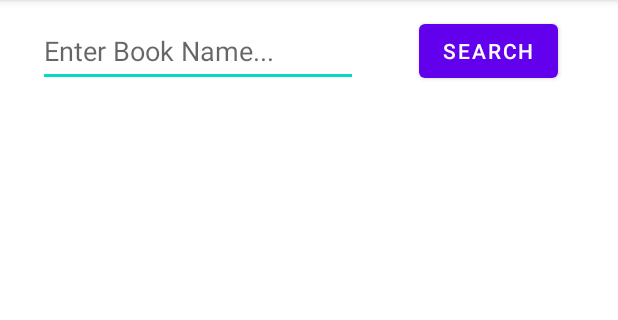
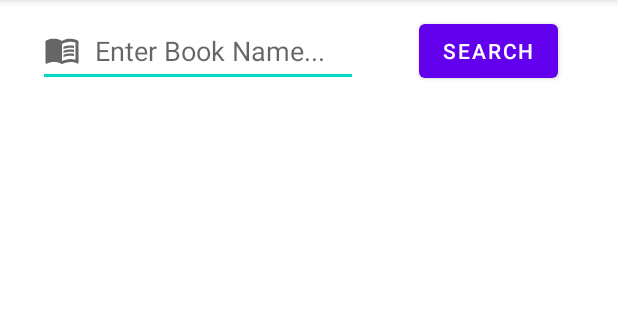
Before and after one commit to mrescorcia/NationalLibrary_Android, an Android app: the screen it shows after launch (MainActivity), on a phone screen of 412 x 824 dp, the part 84-404 px from its top. Run offline under Robolectric (Android 15) with nearby library versions, the phone set to English and light mode, and no system bars; our stand-ins replace Volley.

Commit message:
push final presentation

```diff
--- /dev/null
+++ b/app/src/main/res/drawable/ic_baseline.xml
@@ -0,0 +1,19 @@
+<vector xmlns:android="http://schemas.android.com/apk/res/android"
+    android:width="24dp"
+    android:height="24dp"
+    android:viewportWidth="24"
+    android:viewportHeight="24"
+    android:tint="?attr/colorControlNormal">
+  <path
+      android:fillColor="@android:color/white"
+      android:pathData="M21,5c-1.11,-0.35 -2.33,-0.5 -3.5,-0.5c-1.95,0 -4.05,0.4 -5.5,1.5c-1.45,-1.1 -3.55,-1.5 -5.5,-1.5S2.45,4.9 1,6v14.65c0,0.25 0.25,0.5 0.5,0.5c0.1,0 0.15,-0.05 0.25,-0.05C3.1,20.45 5.05,20 6.5,20c1.95,0 4.05,0.4 5.5,1.5c1.35,-0.85 3.8,-1.5 5.5,-1.5c1.65,0 3.35,0.3 4.75,1.05c0.1,0.05 0.15,0.05 0.25,0.05c0.25,0 0.5,-0.25 0.5,-0.5V6C22.4,5.55 21.75,5.25 21,5zM21,18.5c-1.1,-0.35 -2.3,-0.5 -3.5,-0.5c-1.7,0 -4.15,0.65 -5.5,1.5V8c1.35,-0.85 3.8,-1.5 5.5,-1.5c1.2,0 2.4,0.15 3.5,0.5V18.5z"/>
+  <path
+      android:fillColor="@android:color/white"
+      android:pathData="M17.5,10.5c0.88,0 1.73,0.09 2.5,0.26V9.24C19.21,9.09 18.36,9 17.5,9c-1.7,0 -3.24,0.29 -4.5,0.83v1.66C14.13,10.85 15.7,10.5 17.5,10.5z"/>
+  <path
+      android:fillColor="@android:color/white"
+      android:pathData="M13,12.49v1.66c1.13,-0.64 2.7,-0.99 4.5,-0.99c0.88,0 1.73,0.09 2.5,0.26V11.9c-0.79,-0.15 -1.64,-0.24 -2.5,-0.24C15.8,11.66 14.26,11.96 13,12.49z"/>
+  <path
+      android:fillColor="@android:color/white"
+      android:pathData="M17.5,14.33c-1.7,0 -3.24,0.29 -4.5,0.83v1.66c1.13,-0.64 2.7,-0.99 4.5,-0.99c0.88,0 1.73,0.09 2.5,0.26v-1.52C19.21,14.41 18.36,14.33 17.5,14.33z"/>
+</vector>
--- a/app/src/main/res/layout/activity_main.xml
+++ b/app/src/main/res/layout/activity_main.xml
@@ -19,6 +19,8 @@
         app:layout_constraintHorizontal_bias="0.129"
         app:layout_constraintStart_toStartOf="parent"
         app:layout_constraintTop_toTopOf="parent"
+        android:drawableStart="@drawable/ic_baseline"
+        android:drawablePadding="10dp"
         />
 
     <TextView
@@ -75,12 +77,13 @@
     <TextView
         android:id="@+id/backPageTextView"
         android:layout_width="20dp"
-        android:layout_height="20dp"
-        android:layout_marginStart="10dp"
+        android:layout_height="wrap_content"
+        android:layout_marginStart="15dp"
         android:layout_marginTop="26dp"
         android:text="@string/pageBack"
         android:textStyle="bold"
         android:textAlignment="center"
+        android:textSize="18dp"
         app:layout_constraintStart_toEndOf="@+id/pageMaxTextView"
         app:layout_constraintTop_toBottomOf="@+id/txtBookName"
         android:visibility="invisible"
@@ -89,16 +92,30 @@
     <TextView
         android:id="@+id/nextPageTextView"
         android:layout_width="20dp"
-        android:layout_height="20dp"
-        android:layout_marginStart="10dp"
+        android:layout_height="wrap_content"
+        android:layout_marginStart="15dp"
         android:layout_marginTop="26dp"
         android:text="@string/nextPage"
         android:textAlignment="center"
         android:textStyle="bold"
+        android:textSize="18dp"
         app:layout_constraintStart_toEndOf="@+id/backPageTextView"
         app:layout_constraintTop_toBottomOf="@+id/txtBookName"
         android:visibility="invisible"
         />
+
+    <TextView
+        android:id="@+id/infoTextView"
+        android:layout_width="120dp"
+        android:layout_height="wrap_content"
+        android:layout_marginTop="15dp"
+        android:layout_marginEnd="28dp"
+        android:textAlignment="center"
+        android:textStyle="bold"
+        android:textSize="16dp"
+        android:textColor="@android:color/holo_red_light"
+        app:layout_constraintEnd_toEndOf="parent"
+        app:layout_constraintTop_toBottomOf="@+id/btnSearchBooks" />
 
     <EditText
         android:id="@+id/currentPageEditText"
```
Also changed, not shown: app/src/main/java/com/example/nationallibrary/util/BookDetailsActivity.java (+13 -13 lines), app/src/main/java/com/example/nationallibrary/util/MainActivity.java (+130 -38 lines), 2 other files.
